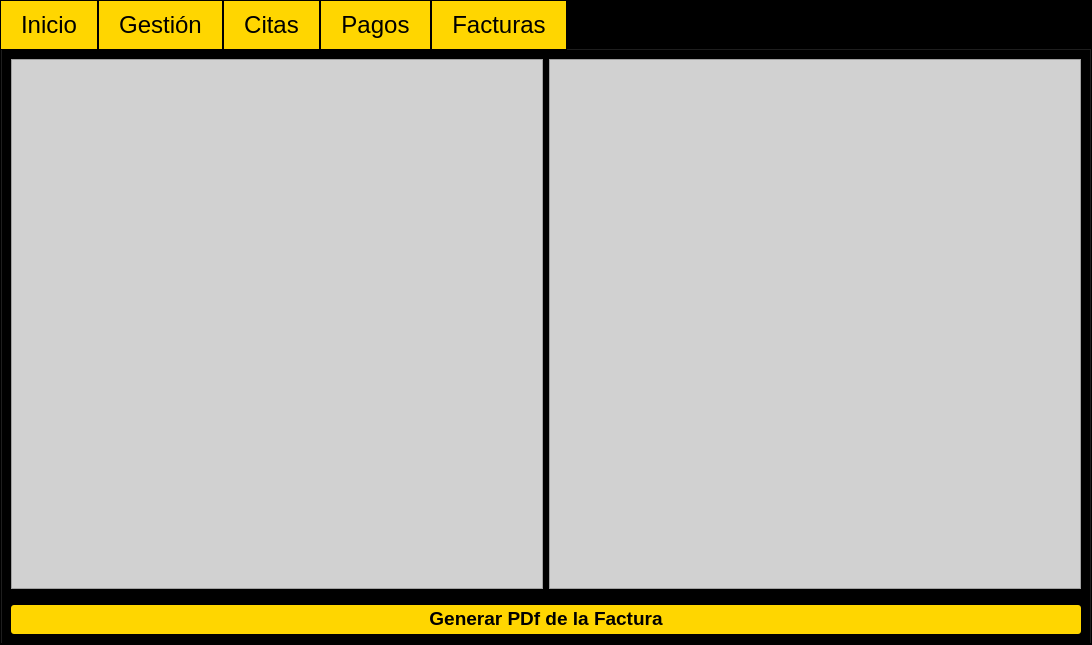
Above: GymFitness/View/gymoperations.ui from J-Pinos3/Desktop_GymManagement before the change. Below: the same form after it.
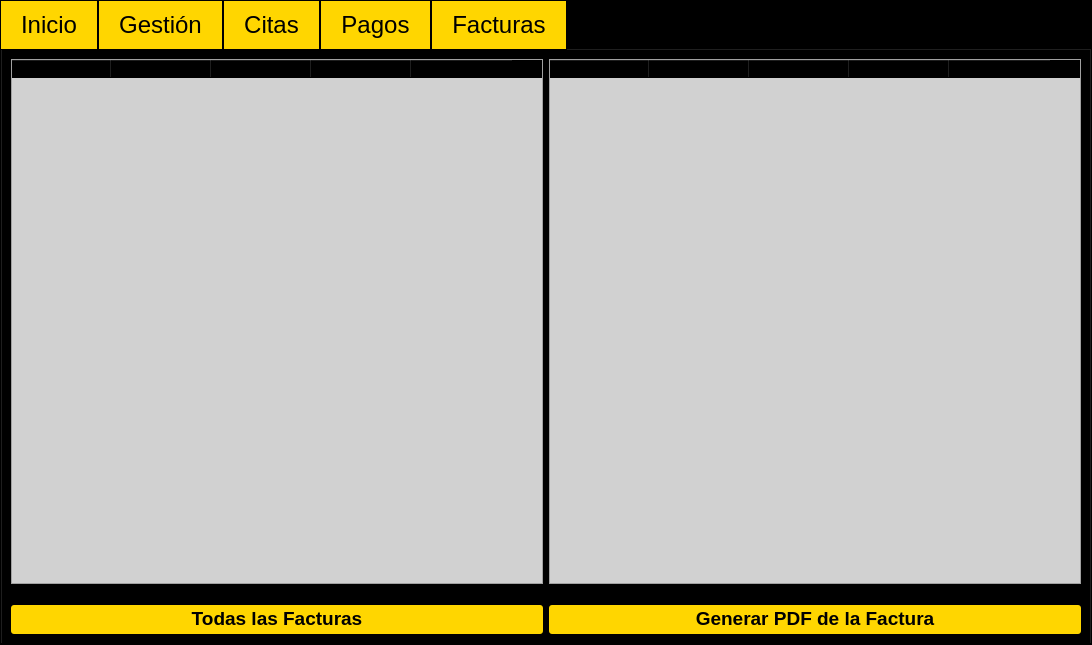
That is the form after the change.

Commit message: Finished module of reports and creation pf pdfs, fixed the presentation of invoices in appoints and payments tabs

```diff
--- a/GymFitness/View/gymoperations.ui
+++ b/GymFitness/View/gymoperations.ui
@@ -1162,25 +1162,105 @@
            <property name="styleSheet">
             <string notr="true"/>
            </property>
+           <column>
+            <property name="text">
+             <string>Id Cabecera</string>
+            </property>
+           </column>
+           <column>
+            <property name="text">
+             <string>Fecha de Pago</string>
+            </property>
+           </column>
+           <column>
+            <property name="text">
+             <string>Código de Usuario</string>
+            </property>
+           </column>
+           <column>
+            <property name="text">
+             <string>Nombres</string>
+            </property>
+           </column>
+           <column>
+            <property name="text">
+             <string>Total</string>
+            </property>
+           </column>
           </widget>
          </item>
          <item>
-          <widget class="QTableWidget" name="tblInvoiceLines"/>
+          <widget class="QTableWidget" name="tblInvoiceLines">
+           <column>
+            <property name="text">
+             <string>Id Detalle</string>
+            </property>
+           </column>
+           <column>
+            <property name="text">
+             <string>Total Detalle</string>
+            </property>
+           </column>
+           <column>
+            <property name="text">
+             <string>Detalle</string>
+            </property>
+           </column>
+           <column>
+            <property name="text">
+             <string>Fecha</string>
+            </property>
+           </column>
+           <column>
+            <property name="text">
+             <string>Usuario</string>
+            </property>
+           </column>
+          </widget>
          </item>
         </layout>
        </item>
        <item row="1" column="0">
-        <widget class="QPushButton" name="pushButton">
-         <property name="font">
-          <font>
-           <pointsize>14</pointsize>
-           <bold>true</bold>
-          </font>
+        <layout class="QHBoxLayout" name="horizontalLayout_11">
+         <property name="spacing">
+          <number>6</number>
          </property>
-         <property name="text">
-          <string>Generar PDf de la Factura</string>
+         <property name="leftMargin">
+          <number>0</number>
          </property>
-        </widget>
+         <property name="topMargin">
+          <number>5</number>
+         </property>
+         <property name="bottomMargin">
+          <number>0</number>
+         </property>
+         <item>
+          <widget class="QPushButton" name="btnAllInvoicesReport">
+           <property name="font">
+            <font>
+             <pointsize>14</pointsize>
+             <bold>true</bold>
+            </font>
+           </property>
+           <property name="text">
+            <string>Todas las Facturas</string>
+           </property>
+          </widget>
+         </item>
+         <item>
+          <widget class="QPushButton" name="btnGenerateReport">
+           <property name="font">
+            <font>
+             <pointsize>14</pointsize>
+             <bold>true</bold>
+            </font>
+           </property>
+           <property name="text">
+            <string>Generar PDF de la Factura</string>
+           </property>
+          </widget>
+         </item>
+        </layout>
        </item>
       </layout>
      </widget>
```
The commit also changes 57 other files.
